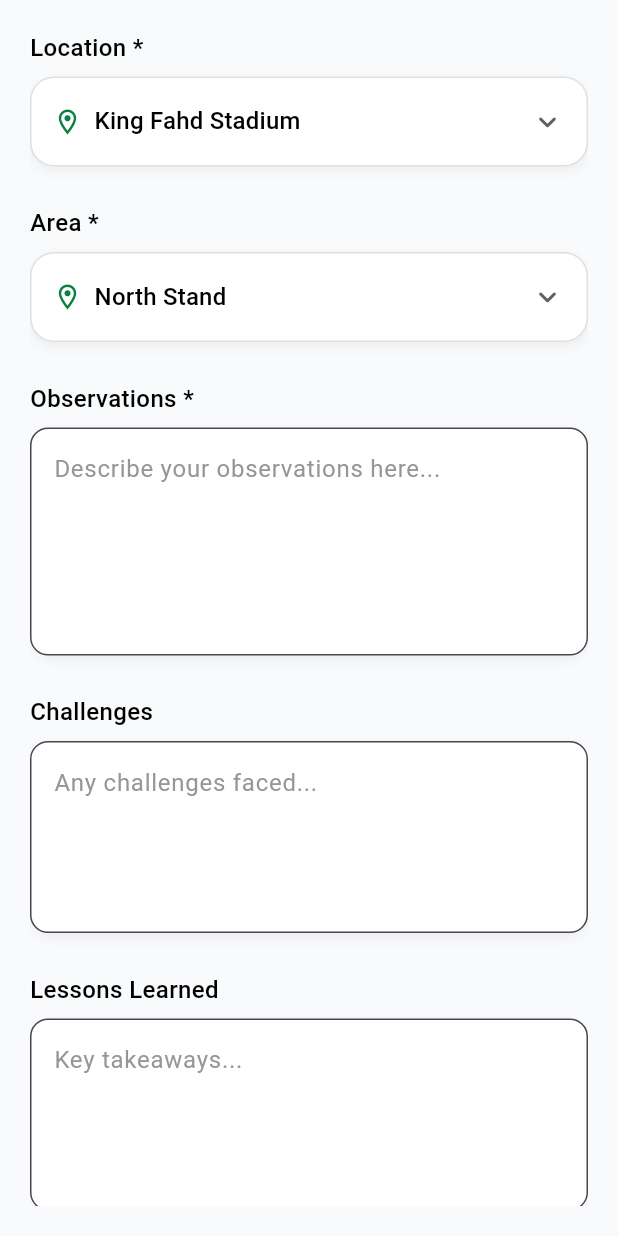
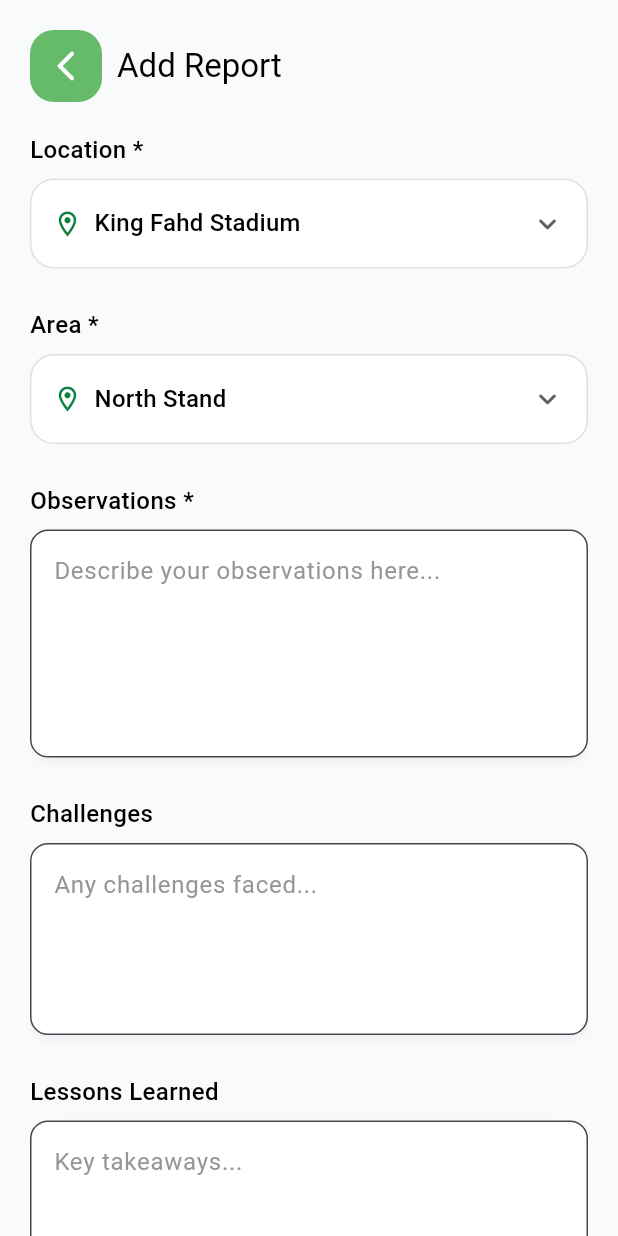
Before and after one commit to EslamAYassen/StadiumEye_user, a Flutter app: the screen it shows after launch, after a tap on "Create Report", on a phone screen of 412 x 824 dp. Run offline on Flutter 3.47's test engine with Material 3 defaults, Android fonts, the phone set to English and light mode, and no system bars; our stand-ins replace dio, dotted_border, flutter_bloc, iconsax_flutter.

Commit message:
feat: enhance report form UI with custom submit button and media section integration

```diff
--- a/lib/features/report/presentation/pages/add_report_page.dart
+++ b/lib/features/report/presentation/pages/add_report_page.dart
@@ -20,9 +20,48 @@ class _AddReportPageState extends State<AddReportPage> {
 
   @override
   Widget build(BuildContext context) {
-    return const Scaffold(
+    return Scaffold(
       backgroundColor: AppColors.backgroundColor,
-      body: Padding(padding: EdgeInsets.all(20.0), child: ReportForm()),
+      body: Padding(
+        padding: const EdgeInsets.only(left: 20.0, right: 20.0),
+        child: SingleChildScrollView(
+          child: Column(
+            children: [
+              Padding(
+                padding: const EdgeInsets.only(top: 20.0),
+                child: Row(
+                  children: [
+                    Container(
+                      // margin: const EdgeInsets.(8),
+                      decoration: BoxDecoration(
+                        borderRadius: BorderRadius.circular(16),
+                        color: Colors.green.shade400,
+                      ),
+                      child: Center(
+                        child: IconButton(
+                          onPressed: () {
+                            Navigator.pop(context);
+                          },
+                          icon: const Icon(Icons.arrow_back_ios_new_rounded),
+                          color: AppColors.whiteColor,
+                        ),
+                      ),
+                    ),
+                    const SizedBox(width: 10),
+                    Text(
+                      "Add Report",
+                      style: Theme.of(context).textTheme.titleLarge,
+                    ),
+                  ],
+                ),
+              ),
+              const SizedBox(height: 20),
+              const ReportForm(),
+              const SizedBox(height: 20),
+            ],
+          ),
+        ),
+      ),
     );
     // Scaffold(
     //   body: BlocProvider(
--- a/lib/features/report/presentation/widgets/custom_dropdown.dart
+++ b/lib/features/report/presentation/widgets/custom_dropdown.dart
@@ -30,11 +30,11 @@ class CustomDropdown extends StatelessWidget {
         borderRadius: BorderRadius.circular(AppThemeConsts.radius16lg),
         border: Border.all(color: Colors.grey.shade300),
         boxShadow: [
-          BoxShadow(
-            color: Colors.black.withOpacity(0.05),
-            blurRadius: 6,
-            offset: const Offset(0, 3),
-          ),
+          // BoxShadow(
+          //   color: Colors.black.withOpacity(0.05),
+          //   blurRadius: 6,
+          //   offset: const Offset(0, 3),
+          // ),
         ],
       ),
       child: DropdownButtonHideUnderline(
--- /dev/null
+++ b/lib/features/report/presentation/widgets/custom_submit_button.dart
@@ -0,0 +1,28 @@
+import 'package:flutter/material.dart';
+
+class CustomSubmitButton extends StatelessWidget {
+  const CustomSubmitButton({super.key});
+
+  @override
+  Widget build(BuildContext context) {
+    return Container(
+      width: double.infinity,
+      padding: const EdgeInsets.symmetric(vertical: 18),
+      decoration: BoxDecoration(
+        color: Colors.grey.shade200,
+        borderRadius: BorderRadius.circular(16),
+      ),
+      child: const Row(
+        mainAxisAlignment: MainAxisAlignment.center,
+        children: [
+          Icon(Icons.send_rounded, size: 18, color: Colors.grey),
+          SizedBox(width: 8),
+          Text(
+            "Submit Report",
+            style: TextStyle(fontSize: 15, color: Colors.grey),
+          ),
+        ],
+      ),
+    );
+  }
+}
--- a/lib/features/report/presentation/widgets/media_section.dart
+++ b/lib/features/report/presentation/widgets/media_section.dart
@@ -18,88 +18,66 @@ class MediaSection extends StatefulWidget {
 }
 
 class _MediaSectionState extends State<MediaSection> {
+  Color _photoBtnColor = Colors.grey;
+  Color _videoBtnColor = Colors.grey;
+  Color _voiceBtnColor = Colors.grey;
+
   @override
   Widget build(BuildContext context) {
     return Column(
-      crossAxisAlignment: CrossAxisAlignment.start,
+      crossAxisAlignment: .center,
       children: [
-        const Text(
-          "Media",
-          style: TextStyle(fontSize: 14, fontWeight: FontWeight.w600),
+        _mediaButton(
+          color: _photoBtnColor,
+          icon: Icons.camera_alt_outlined,
+          label: "Upload Photo",
+
+          onPressed: () {
+            widget.onPhotoUpload();
+            setState(() {
+              _photoBtnColor == Colors.green
+                  ? _photoBtnColor = Colors.grey
+                  : _photoBtnColor = Colors.green;
+            });
+          },
         ),
-        const SizedBox(height: 10),
 
-        /// Upload Photo Button (Green highlight)
-        // DottedBorder(
-        //   // animation: ,
-        //   options: const OvalDottedBorderOptions(
-        //     color: Colors.green,
-        //     dashPattern: [6, 4],
-
-        //     strokeWidth: 1.5,
-        //   ),
-        //   child: InkWell(
-        //     onHover: (value) => color = Colors.green,
-        //     borderRadius: BorderRadius.circular(16),
-        //     onTap: widget.onPhotoUpload,
-        //     child: Container(
-        //       padding: const EdgeInsets.symmetric(vertical: 18),
-        //       width: double.infinity,
-        //       decoration: BoxDecoration(
-        //         color: Colors.green.shade50,
-        //         borderRadius: BorderRadius.circular(16),
-        //       ),
-        //       child: const Row(
-        //         mainAxisAlignment: MainAxisAlignment.center,
-        //         children: [
-        //           Icon(Icons.camera_alt_outlined, color: Colors.grey),
-        //           SizedBox(width: 10),
-        //           Text("Upload Photo", style: TextStyle(fontSize: 15)),
-        //         ],
-        //       ),
-        //     ),
-        //   ),
-        // ),
         const SizedBox(height: 14),
 
         /// Upload Video Button
         _mediaButton(
+          color: _videoBtnColor,
           icon: Icons.videocam_outlined,
           label: "Upload Video",
-          onPressed: widget.onVideoUpload,
+
+          onPressed: () {
+            widget.onVideoUpload();
+            setState(() {
+              _videoBtnColor == Colors.green
+                  ? _videoBtnColor = Colors.grey
+                  : _videoBtnColor = Colors.green;
+            });
+          },
         ),
 
         const SizedBox(height: 14),
 
         /// Record Voice Note Button
         _mediaButton(
+          color: _voiceBtnColor,
           icon: Icons.mic_none_rounded,
           label: "Record Voice Note",
-          onPressed: widget.onVoiceRecord,
+          onPressed: () {
+            widget.onVoiceRecord();
+            setState(() {
+              _voiceBtnColor == Colors.green
+                  ? _voiceBtnColor = Colors.grey
+                  : _voiceBtnColor = Colors.green;
+            });
+          },
         ),
 
         const SizedBox(height: 20),
-
-        /// Disabled Submit Button
-        Container(
-          width: double.infinity,
-          padding: const EdgeInsets.symmetric(vertical: 18),
-          decoration: BoxDecoration(
-            color: Colors.grey.shade200,
-            borderRadius: BorderRadius.circular(16),
-          ),
-          child: const Row(
-            mainAxisAlignment: MainAxisAlignment.center,
-            children: [
-              Icon(Icons.send_rounded, size: 18, color: Colors.grey),
-              SizedBox(width: 8),
-              Text(
-                "Submit Report",
-                style: TextStyle(fontSize: 15, color: Colors.grey),
-              ),
-            ],
-          ),
-        ),
       ],
     );
   }
@@ -110,21 +88,18 @@ class _MediaSectionState extends State<MediaSection> {
     required VoidCallback onPressed,
     Color color = Colors.white,
   }) {
-    return InkWell(
+    return Padding(
+      padding: const EdgeInsets.all(1.0),
+      child: InkWell(
+        hoverColor: const Color(0xFFf0fcf4),
+        highlightColor: const Color(0xFFf0fcf4),
         borderRadius: BorderRadius.circular(16),
-      onTap: () {
-        onPressed();
-        setState(() {
-          color = Colors.green;
-        });
-      },
-      onHover: (value) => setState(() {
-        debugPrint("Hovering");
-      }),
+        onTap: onPressed,
+
         child: DottedBorder(
           options: RoundedRectDottedBorderOptions(
-          dashPattern: [10, 5],
-          strokeWidth: 1,
+            dashPattern: [6, 3],
+            strokeWidth: 1.5,
             radius: const Radius.circular(16),
             color: color,
           ),
@@ -141,6 +116,7 @@ class _MediaSectionState extends State<MediaSection> {
             ),
           ),
         ),
+      ),
     );
   }
 }
--- a/lib/features/report/presentation/widgets/report_form.dart
+++ b/lib/features/report/presentation/widgets/report_form.dart
@@ -1,5 +1,6 @@
 import 'package:flutter/material.dart';
 import 'package:stadium_eye/features/report/presentation/widgets/custom_dropdown.dart';
+import 'package:stadium_eye/features/report/presentation/widgets/custom_submit_button.dart';
 import 'package:stadium_eye/features/report/presentation/widgets/media_section.dart';
 
 import 'custom_text_field.dart';
@@ -29,11 +30,11 @@ class _ReportFormState extends State<ReportForm> {
   ];
   @override
   Widget build(BuildContext context) {
-    return SingleChildScrollView(
-      child: Column(
+    return Column(
       mainAxisAlignment: .start,
       crossAxisAlignment: .start,
       children: [
+        //! Location
         const Text(
           "Location *",
           style: TextStyle(
@@ -54,6 +55,8 @@ class _ReportFormState extends State<ReportForm> {
           icon: Icons.stadium_outlined,
         ),
         const SizedBox(height: 26),
+
+        //! Area
         const Text(
           "Area *",
           style: TextStyle(
@@ -74,6 +77,8 @@ class _ReportFormState extends State<ReportForm> {
           icon: Icons.area_chart,
         ),
         const SizedBox(height: 26),
+
+        //! Observations
         const Text(
           "Observations *",
           style: TextStyle(
@@ -91,6 +96,8 @@ class _ReportFormState extends State<ReportForm> {
           maxLines: 5,
         ),
         const SizedBox(height: 26),
+
+        //! Challenges
         const Text(
           "Challenges",
           style: TextStyle(
@@ -108,6 +115,8 @@ class _ReportFormState extends State<ReportForm> {
           maxLines: 4,
         ),
         const SizedBox(height: 26),
+
+        //! Lessons Learned
         const Text(
           "Lessons Learned",
           style: TextStyle(
@@ -125,20 +134,16 @@ class _ReportFormState extends State<ReportForm> {
           maxLines: 4,
         ),
         const SizedBox(height: 26),
+
+        //! Media Section
         MediaSection(
           onPhotoUpload: () {},
           onVideoUpload: () {},
           onVoiceRecord: () {},
         ),
         const SizedBox(height: 26),
-          // ElevatedButton(
-          //   onPressed: () {
-          //     // Handle form submission
-          //   },
-          //   child: const Text('Submit Report'),
-          // ),
+        const CustomSubmitButton(),
       ],
-      ),
     );
   }
 }
```
Lines whose indentation alone changed are shown as unchanged.
